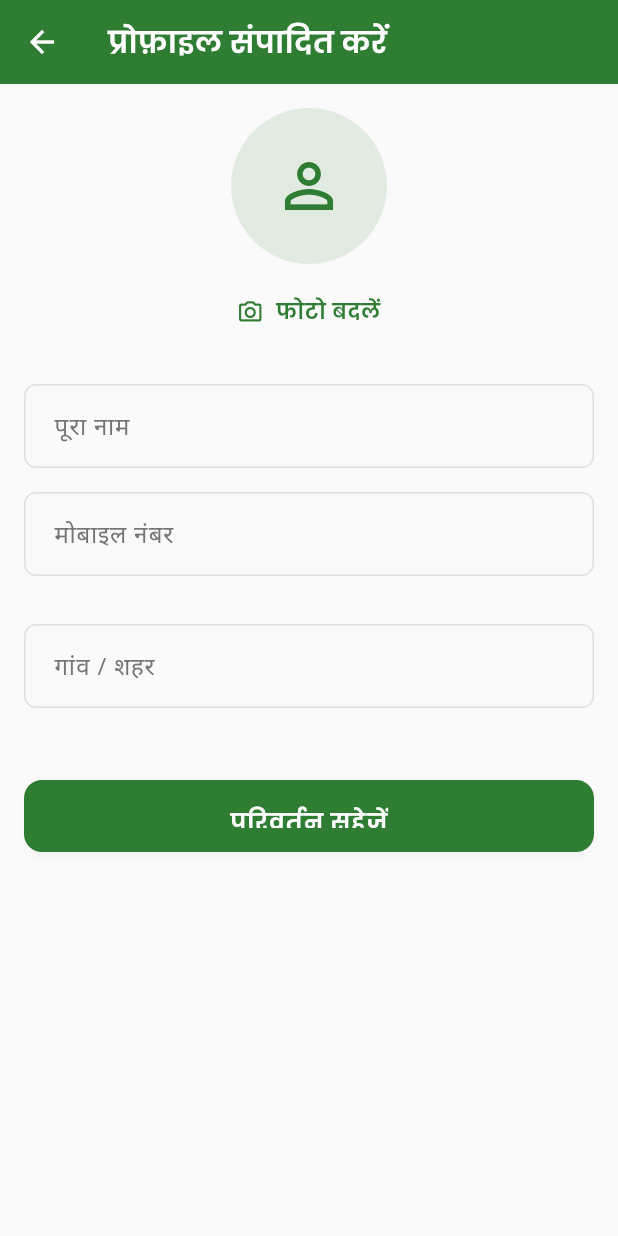
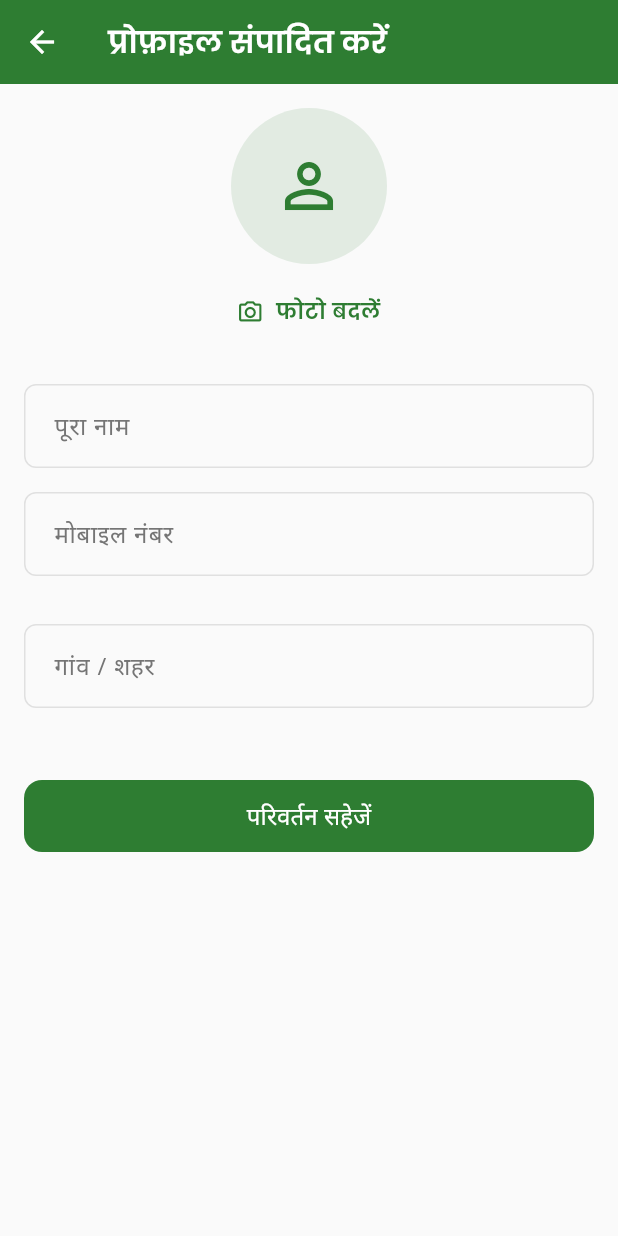
Before and after one commit to neelam-nagar/KrishiMitra-AI, a Flutter app: the EditProfileScreen screen opened by its route, on a phone screen of 412 x 824 dp. Run offline on Flutter 3.47's test engine with Material 3 defaults, Android fonts, the phone set to English and light mode, and no system bars; our stand-ins replace cached_network_image, cloud_firestore, connectivity_plus, firebase_auth, firebase_core, firebase_storage and 12 more; accounts and stored records are empty; network calls fail.

Commit message:
fix: edit profile save button styling

```diff
--- a/Frontend/lib/presentation/profile_screen/edit_profile_screen.dart
+++ b/Frontend/lib/presentation/profile_screen/edit_profile_screen.dart
@@ -168,24 +168,18 @@ class _EditProfileScreenState extends State<EditProfileScreen> {
             SizedBox(
               width: double.infinity,
               height: 48,
-              child: ElevatedButton(
-                style: ElevatedButton.styleFrom(
+              child: FilledButton(
+                style: FilledButton.styleFrom(
                   backgroundColor: theme.colorScheme.primary,
                   shape: RoundedRectangleBorder(
                       borderRadius: BorderRadius.circular(12)),
                 ),
                 onPressed: _isSaving ? null : _saveProfile,
                 child: _isSaving
-                    ? const SizedBox(
-                        height: 20,
-                        width: 20,
-                        child: CircularProgressIndicator(
-                            strokeWidth: 2, color: Colors.white),
-                      )
-                    : Text(
-                        lang == 'en' ? 'Save Changes' : 'परिवर्तन सहेजें',
-                        style: const TextStyle(fontSize: 16),
-                      ),
+                    ? const SizedBox(height: 20, width: 20,
+                        child: CircularProgressIndicator(strokeWidth: 2, color: Colors.white))
+                    : Text(lang == 'en' ? 'Save Changes' : 'परिवर्तन सहेजें',
+                        style: const TextStyle(fontSize: 16, color: Colors.white)),
               ),
             ),
           ],
```
